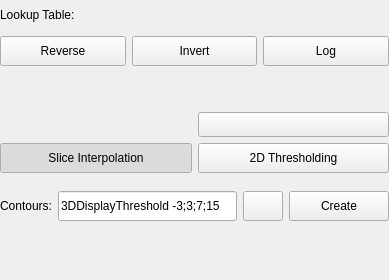
First picture: the form in AstroVolume/Widgets/Resources/UI/qSlicerAstroScalarVolumeDisplayWidget.ui, repository Punzo/SlicerAstro, before the edit.
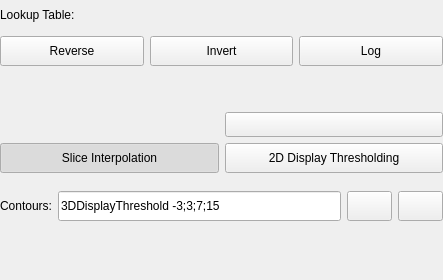
Second picture: the form after the edit. Icons and pictures are not drawn. Custom widgets are drawn as their Qt base class.

Commit message: STYLE: fix typos in AstroVolume GUI

```diff
--- a/AstroVolume/Widgets/Resources/UI/qSlicerAstroScalarVolumeDisplayWidget.ui
+++ b/AstroVolume/Widgets/Resources/UI/qSlicerAstroScalarVolumeDisplayWidget.ui
@@ -6,7 +6,7 @@
    <rect>
     <x>0</x>
     <y>0</y>
-    <width>389</width>
+    <width>443</width>
     <height>280</height>
    </rect>
   </property>
@@ -200,7 +200,7 @@
         <string>Toggle to enable widget for the thresholding of the 2D color function.</string>
        </property>
        <property name="text">
-        <string>2D Thresholding</string>
+        <string>2D Display Thresholding</string>
        </property>
        <property name="icon">
         <iconset resource="../qSlicerAstroVolumeWidgetsModule.qrc">
@@ -260,7 +260,7 @@
       <widget class="ctkColorPickerButton" name="ColorPickerButton">
        <property name="minimumSize">
         <size>
-         <width>30</width>
+         <width>45</width>
          <height>30</height>
         </size>
        </property>
@@ -292,7 +292,7 @@
        </property>
        <property name="minimumSize">
         <size>
-         <width>100</width>
+         <width>45</width>
          <height>30</height>
         </size>
        </property>
@@ -300,7 +300,7 @@
         <string>Create the contours. SlicerAstro contours are a full 3D segmentation (mSarching cubes alghoritm) and they may require few seconds to be computed.</string>
        </property>
        <property name="text">
-        <string>Create</string>
+        <string/>
        </property>
        <property name="icon">
         <iconset resource="../../../EditorEffects/Resources/qSlicerAstroVolumeEditorEffects.qrc">
```
Left out of the diff: 2 changed lines with no effect on the pictures.
